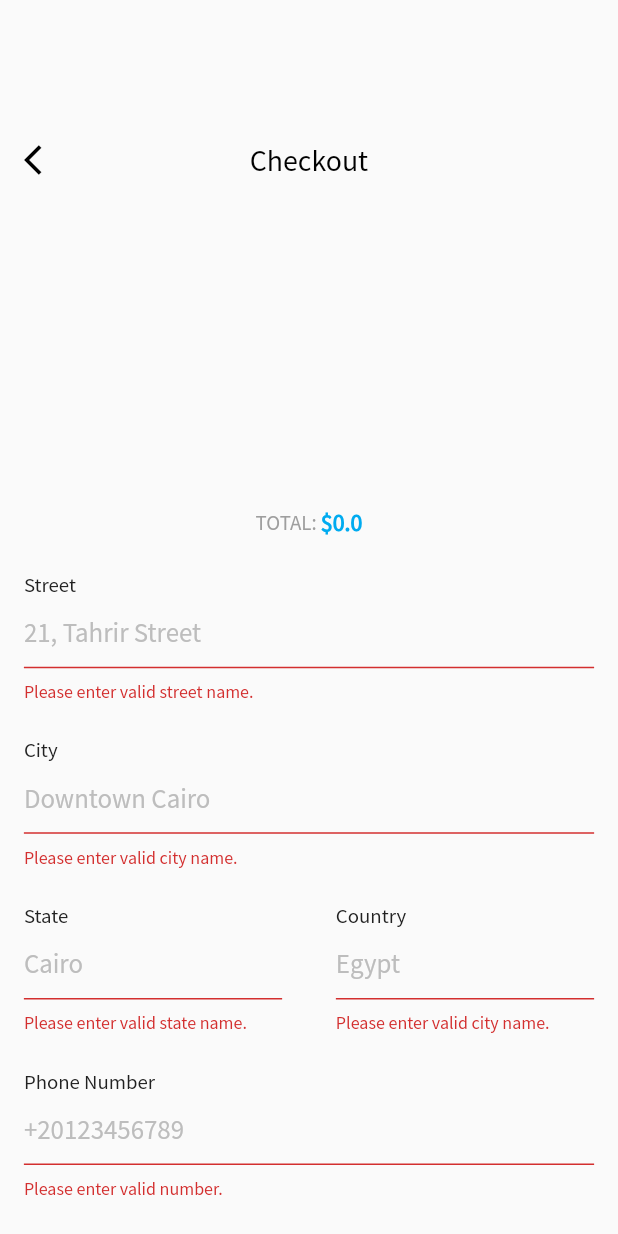
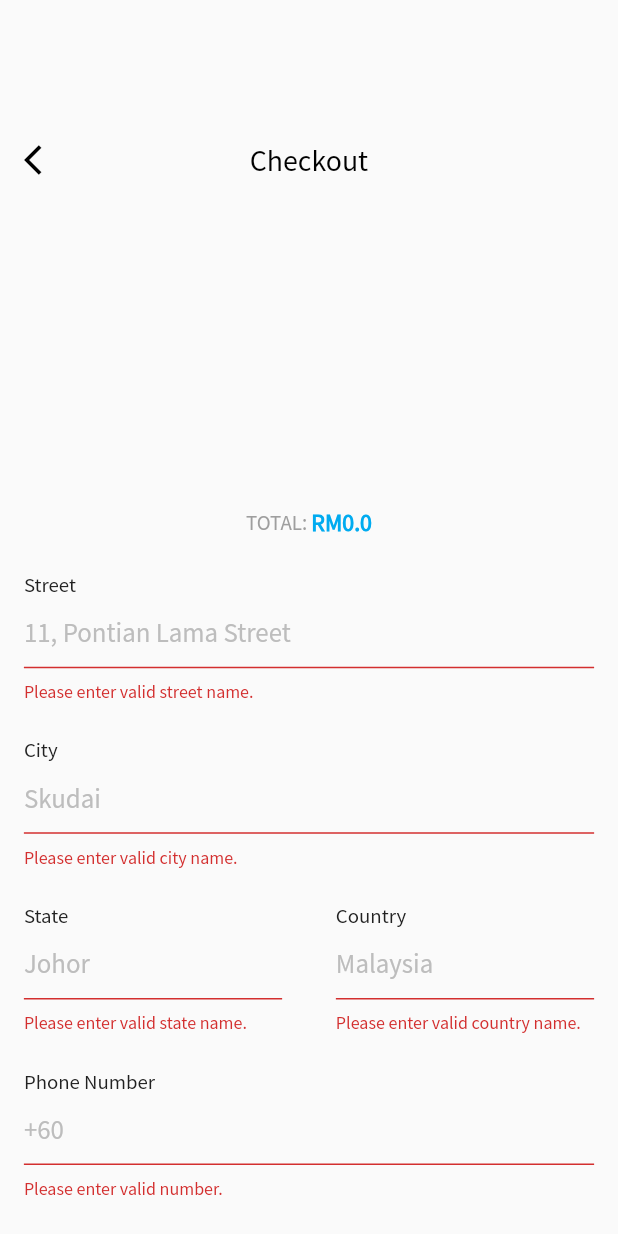
Before and after one commit to hafizhh3d/app_dev, a Flutter app: the CheckoutView screen opened directly, after a tap on "SUBMIT", on a phone screen of 412 x 824 dp. Run offline on Flutter 3.47's test engine with Material 2 defaults, Android fonts, the phone set to English and light mode, and no system bars; our stand-ins replace cloud_firestore, firebase_auth, firebase_core, firebase_storage, flutter_screenutil, get and 4 more; missing offline and left inert: flutter_facebook_auth; accounts and stored records are empty.

Commit message:
update checkout_view.dart

```diff
--- a/lib/view/checkout_view.dart
+++ b/lib/view/checkout_view.dart
@@ -64,7 +64,7 @@ class CheckoutView extends StatelessWidget {
                         ),
                         CustomTextFormField(
                           title: 'Street',
-                          hintText: '21, Tahrir Street',
+                          hintText: '11, Pontian Lama Street',
                           validatorFn: (value) {
                             if (value!.isEmpty || value.length < 4)
                               return 'Please enter valid street name.';
@@ -78,7 +78,7 @@ class CheckoutView extends StatelessWidget {
                         ),
                         CustomTextFormField(
                           title: 'City',
-                          hintText: 'Downtown Cairo',
+                          hintText: 'Skudai',
                           validatorFn: (value) {
                             if (value!.isEmpty || value.length < 4)
                               return 'Please enter valid city name.';
@@ -95,7 +95,7 @@ class CheckoutView extends StatelessWidget {
                             Expanded(
                               child: CustomTextFormField(
                                 title: 'State',
-                                hintText: 'Cairo',
+                                hintText: 'Johor',
                                 validatorFn: (value) {
                                   if (value!.isEmpty || value.length < 4)
                                     return 'Please enter valid state name.';
@@ -111,10 +111,10 @@ class CheckoutView extends StatelessWidget {
                             Expanded(
                               child: CustomTextFormField(
                                 title: 'Country',
-                                hintText: 'Egypt',
+                                hintText: 'Malaysia',
                                 validatorFn: (value) {
                                   if (value!.isEmpty || value.length < 4)
-                                    return 'Please enter valid city name.';
+                                    return 'Please enter valid country name.';
                                 },
                                 onSavedFn: (value) {
                                   controller.country = value;
@@ -128,7 +128,7 @@ class CheckoutView extends StatelessWidget {
                         ),
                         CustomTextFormField(
                           title: 'Phone Number',
-                          hintText: '+20123456789',
+                          hintText: '+60',
                           keyboardType: TextInputType.phone,
                           validatorFn: (value) {
                             if (value!.isEmpty || value.length < 10)
@@ -233,7 +233,7 @@ class ListViewProducts extends StatelessWidget {
                       ),
                       CustomText(
                         text:
-                            '\$${controller.cartProducts[index].price} x ${controller.cartProducts[index].quantity}',
+                            '\RM${controller.cartProducts[index].price} x ${controller.cartProducts[index].quantity}',
                         fontSize: 14,
                         color: primaryColor,
                       ),
@@ -261,7 +261,7 @@ class ListViewProducts extends StatelessWidget {
                 color: Colors.grey,
               ),
               CustomText(
-                text: '\$${controller.totalPrice.toString()}',
+                text: '\RM${controller.totalPrice.toString()}',
                 fontSize: 16,
                 fontWeight: FontWeight.bold,
                 color: primaryColor,
```
